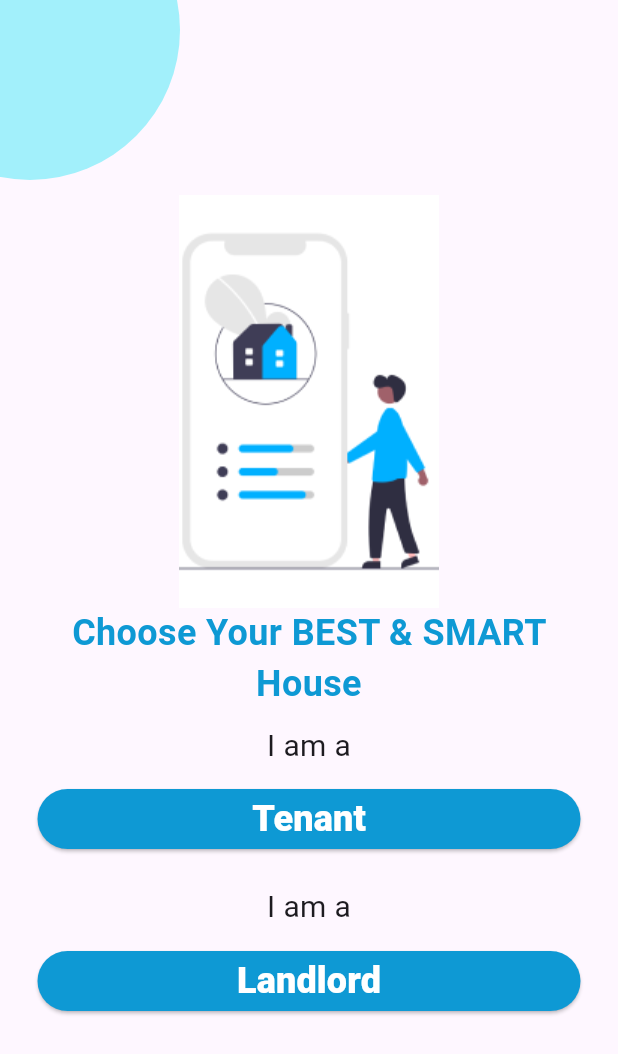
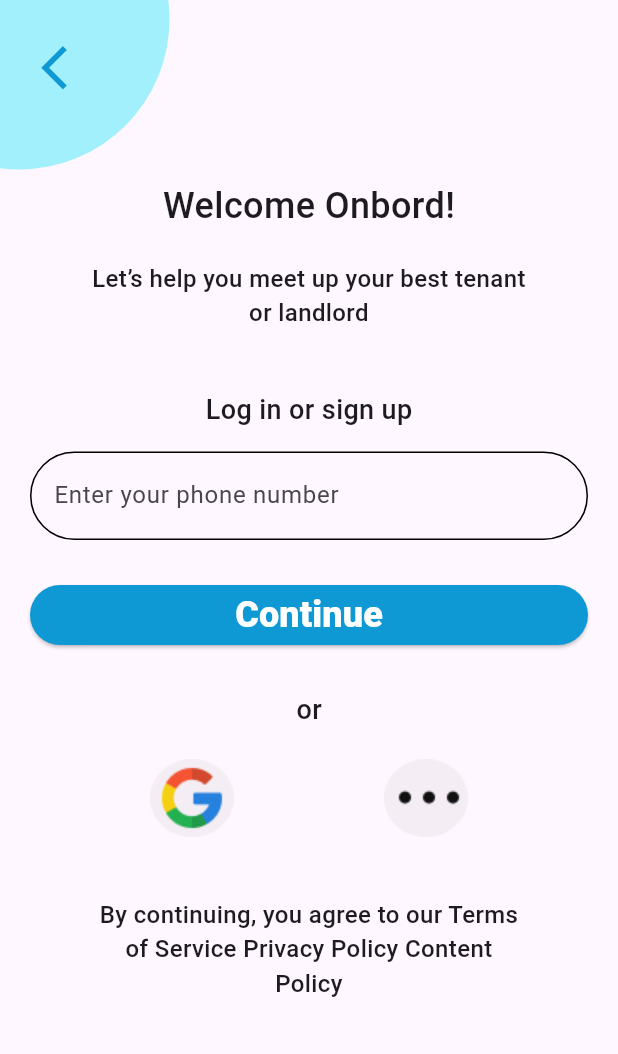
Before and after one commit to Amirapatakil/flutter_hw, a Flutter app: the screen it shows after launch, on a phone screen of 412 x 824 dp. Shown: the top 1054 px of the screen. Run offline on Flutter 3.47's test engine with Material 3 defaults, Android fonts, the phone set to English and light mode, and no system bars; our stand-ins replace shared_preferences.

Commit message:
add second page

```diff
--- a/flutter_hw/lib/app_assets.dart
+++ b/flutter_hw/lib/app_assets.dart
@@ -1,3 +1,5 @@
 class AppAssets {
   static const String homeScreenImage = 'assets/images/home_screen.png';
+  static const String group2 = 'assets/images/Group 2.png';
+  static const String group3 = 'assets/images/Group 3.png';
 }
--- a/flutter_hw/lib/app_dimens.dart
+++ b/flutter_hw/lib/app_dimens.dart
@@ -1,5 +1,9 @@
 class AppDimens {
-  static const double homeScreenCirclePadding = -80;
+  static const double homeScreenCirclePadding = -87;
   static const double homeScreenCircleRadius = 200;
   static const double appButttonPadding = 15;
+  static const double backArrowPadding = -55;
+  static const double secondPageTextFieldAndElB = 20;
+  static const double secondPageBottomTextPadding = 65;
+  static const double secondPageTextPadding = 55;
 }
--- a/flutter_hw/lib/main.dart
+++ b/flutter_hw/lib/main.dart
@@ -1,5 +1,5 @@
 import 'package:flutter/material.dart';
-import 'package:flutter_hw/verstka/screens/first_page.dart';
+import 'package:flutter_hw/verstka/screens/second_page.dart';
 
 void main() {
   runApp(const MyApp());
@@ -12,7 +12,7 @@ class MyApp extends StatelessWidget {
   Widget build(BuildContext context) {
     return const MaterialApp(
       debugShowCheckedModeBanner: false,
-      home: FirstPage(),
+      home: SecondPage(),
     );
   }
 }
--- a/flutter_hw/lib/verstka/app_theme/app_colors.dart
+++ b/flutter_hw/lib/verstka/app_theme/app_colors.dart
@@ -4,5 +4,6 @@ class AppColors {
   static const Color homeSreenCircle = Color(0xffA2F0FB);
   static const Color homeSreenMainText = Color(0xff0E99D4);
   static const Color homescreenButton = Color(0xff0E99D4);
-  static const Color homescreenButtonText = Color(0xffFFFFFF);
+  static const Color ButtonText = Color(0xffFFFFFF);
+  static const Color backArrow = Color(0xff0E99D4);
 }
--- a/flutter_hw/lib/verstka/app_theme/app_text_styles.dart
+++ b/flutter_hw/lib/verstka/app_theme/app_text_styles.dart
@@ -7,4 +7,12 @@ class AppTextStyles {
       TextStyle(fontSize: 24, fontWeight: FontWeight.w800);
   static const TextStyle s20w400 =
       TextStyle(fontSize: 20, fontWeight: FontWeight.w400);
+  static const TextStyle s24w500 =
+      TextStyle(fontSize: 24, fontWeight: FontWeight.w500);
+  static const TextStyle s16w500 =
+      TextStyle(fontSize: 16, fontWeight: FontWeight.w500);
+  static const TextStyle s18w500 =
+      TextStyle(fontSize: 18, fontWeight: FontWeight.w500);
+  static const TextStyle s18w400 =
+      TextStyle(fontSize: 18, fontWeight: FontWeight.w400);
 }
--- a/flutter_hw/lib/verstka/screens/second_page.dart
+++ b/flutter_hw/lib/verstka/screens/second_page.dart
@@ -0,0 +1,77 @@
+import 'package:flutter/material.dart';
+import 'package:flutter/widgets.dart';
+import 'package:flutter_hw/app_assets.dart';
+import 'package:flutter_hw/app_dimens.dart';
+import 'package:flutter_hw/verstka/app_theme/app_text_styles.dart';
+import 'package:flutter_hw/verstka/widgets/app_scaffold.dart';
+import 'package:flutter_hw/verstka/widgets/second_page_ele_button.dart';
+import 'package:flutter_hw/verstka/widgets/second_page_text.dart';
+import 'package:flutter_hw/verstka/widgets/second_page_textfield.dart';
+
+class SecondPage extends StatefulWidget {
+  const SecondPage({super.key});
+
+  @override
+  State<SecondPage> createState() => _SecondPageState();
+}
+
+class _SecondPageState extends State<SecondPage> {
+  final secondPageController = TextEditingController();
+
+  @override
+  Widget build(BuildContext context) {
+    return AppScaffold(
+      isBackButtonVisible: true,
+      child: Padding(
+        padding: const EdgeInsets.symmetric(vertical: 120),
+        child: Column(
+          children: [
+            const SecondPageText(),
+            SecondPageTextField(
+              style: AppTextStyles.s18w400,
+              controller: secondPageController,
+              labelText: 'Enter your phone number',
+              validator: (value) {
+                return null;
+              },
+            ),
+            const SizedBox(
+              height: 26,
+            ),
+            const SecondPageElevatedButton(),
+            const SizedBox(
+              height: 26,
+            ),
+            const Text(
+              'or',
+              style: AppTextStyles.s18w500,
+            ),
+            const SizedBox(
+              height: 20,
+            ),
+            Row(mainAxisAlignment: MainAxisAlignment.center, children: [
+              Image.asset(AppAssets.group3),
+              const SizedBox(
+                width: 100,
+              ),
+              Image.asset(AppAssets.group2),
+            ]),
+            const SizedBox(
+              height: 40,
+            ),
+            const Padding(
+              padding: EdgeInsets.symmetric(
+                horizontal: AppDimens.secondPageBottomTextPadding,
+              ),
+              child: Text(
+                textAlign: TextAlign.center,
+                'By continuing, you agree to our Terms of Service Privacy Policy Content Policy',
+                style: AppTextStyles.s16w500,
+              ),
+            ),
+          ],
+        ),
+      ),
+    );
+  }
+}
--- a/flutter_hw/lib/verstka/screens/third_page.dart
+++ b/flutter_hw/lib/verstka/screens/third_page.dart
@@ -0,0 +1,15 @@
+import 'package:flutter/material.dart';
+
+class ThitdPage extends StatefulWidget {
+  const ThitdPage({super.key});
+
+  @override
+  State<ThitdPage> createState() => _ThitdPageState();
+}
+
+class _ThitdPageState extends State<ThitdPage> {
+  @override
+  Widget build(BuildContext context) {
+    return const Placeholder();
+  }
+}
--- a/flutter_hw/lib/verstka/widgets/app_buttons.dart
+++ b/flutter_hw/lib/verstka/widgets/app_buttons.dart
@@ -28,7 +28,7 @@ class AppButton extends StatelessWidget {
         child: Text(
           text,
           style: AppTextStyles.s24w800.copyWith(
-            color: AppColors.homescreenButtonText,
+            color: AppColors.ButtonText,
           ),
         ),
       ),
--- /dev/null
+++ b/flutter_hw/lib/verstka/widgets/app_scaffold.dart
@@ -0,0 +1,66 @@
+import 'package:flutter/material.dart';
+import 'package:flutter_hw/app_dimens.dart';
+import 'package:flutter_hw/verstka/app_theme/app_colors.dart';
+import 'package:flutter_hw/verstka/screens/first_page.dart';
+
+class AppScaffold extends StatelessWidget {
+  const AppScaffold({
+    super.key,
+    required this.child,
+    this.isBackButtonVisible = false,
+  });
+  final Widget child;
+  final bool isBackButtonVisible;
+  @override
+  Widget build(BuildContext context) {
+    return Scaffold(
+      body: SafeArea(
+        child: Stack(
+          children: [
+            Positioned(
+              left: AppDimens.homeScreenCirclePadding,
+              top: AppDimens.homeScreenCirclePadding,
+              child: Container(
+                width: AppDimens.homeScreenCircleRadius,
+                height: AppDimens.homeScreenCircleRadius,
+                decoration: const BoxDecoration(
+                  color: AppColors.homeSreenCircle,
+                  shape: BoxShape.circle,
+                ),
+              ),
+            ),
+            Visibility(
+              visible: isBackButtonVisible,
+              child: Positioned(
+                top: AppDimens.backArrowPadding,
+                left: AppDimens.backArrowPadding,
+                child: SizedBox(
+                  width: AppDimens.homeScreenCircleRadius,
+                  height: AppDimens.homeScreenCircleRadius,
+                  child: InkWell(
+                    onTap: () {
+                      Navigator.push(
+                          context,
+                          MaterialPageRoute(
+                              builder: (context) => const FirstPage()));
+                    },
+                    child: const Icon(
+                      Icons.arrow_back_ios,
+                      size: 35,
+                      color: AppColors.backArrow,
+                    ),
+                  ),
+                ),
+              ),
+            ),
+            SizedBox(
+              width: double.infinity,
+              height: double.infinity,
+              child: child,
+            ),
+          ],
+        ),
+      ),
+    );
+  }
+}
--- /dev/null
+++ b/flutter_hw/lib/verstka/widgets/second_page_ele_button.dart
@@ -0,0 +1,29 @@
+import 'package:flutter/material.dart';
+import 'package:flutter_hw/app_dimens.dart';
+import 'package:flutter_hw/verstka/app_theme/app_colors.dart';
+import 'package:flutter_hw/verstka/app_theme/app_text_styles.dart';
+
+class SecondPageElevatedButton extends StatelessWidget {
+  const SecondPageElevatedButton({super.key});
+
+  @override
+  Widget build(BuildContext context) {
+    return SizedBox(
+      width: double.infinity,
+      child: Padding(
+        padding: const EdgeInsets.symmetric(
+          horizontal: AppDimens.secondPageTextFieldAndElB,
+        ),
+        child: ElevatedButton(
+          style: ElevatedButton.styleFrom(
+              backgroundColor: AppColors.homescreenButton),
+          onPressed: () {},
+          child: Text(
+            'Continue',
+            style: AppTextStyles.s24w800.copyWith(color: AppColors.ButtonText),
+          ),
+        ),
+      ),
+    );
+  }
+}
--- /dev/null
+++ b/flutter_hw/lib/verstka/widgets/second_page_text.dart
@@ -0,0 +1,49 @@
+import 'package:flutter/material.dart';
+import 'package:flutter_hw/app_dimens.dart';
+import 'package:flutter_hw/verstka/app_theme/app_text_styles.dart';
+import 'package:flutter_hw/verstka/screens/third_page.dart';
+
+class SecondPageText extends StatelessWidget {
+  const SecondPageText({super.key});
+
+  @override
+  Widget build(BuildContext context) {
+    return Padding(
+      padding: const EdgeInsets.symmetric(
+        horizontal: AppDimens.secondPageTextPadding,
+      ),
+      child: Column(
+        children: [
+          const Text(
+            'Welcome Onbord!',
+            style: AppTextStyles.s24w500,
+          ),
+          const SizedBox(
+            height: 20,
+          ),
+          const Text(
+            textAlign: TextAlign.center,
+            'Let’s help you meet up your best tenant or landlord',
+            style: AppTextStyles.s16w500,
+          ),
+          const SizedBox(
+            height: 40,
+          ),
+          InkWell(
+            onTap: () {
+              Navigator.push(context,
+                  MaterialPageRoute(builder: (context) => const ThitdPage()));
+            },
+            child: const Text(
+              'Log in or sign up',
+              style: AppTextStyles.s18w500,
+            ),
+          ),
+          SizedBox(
+            height: 15,
+          ),
+        ],
+      ),
+    );
+  }
+}
--- /dev/null
+++ b/flutter_hw/lib/verstka/widgets/second_page_textfield.dart
@@ -0,0 +1,55 @@
+import 'package:flutter/material.dart';
+import 'package:flutter_hw/app_dimens.dart';
+
+class SecondPageTextField extends StatefulWidget {
+  const SecondPageTextField({
+    required this.controller,
+    this.validator,
+    required this.labelText,
+    this.keyboardType,
+    required this.style,
+    super.key,
+  });
+  final TextEditingController controller;
+  final String? Function(String?)? validator;
+  final String? labelText;
+  final TextInputType? keyboardType;
+  final TextStyle style;
+
+  @override
+  State<SecondPageTextField> createState() => _SecondPageTextFieldState();
+}
+
+class _SecondPageTextFieldState extends State<SecondPageTextField> {
+  @override
+  Widget build(BuildContext context) {
+    return Padding(
+      padding: const EdgeInsets.symmetric(
+        horizontal: AppDimens.secondPageTextFieldAndElB,
+      ),
+      child: TextFormField(
+        style: widget.style,
+        controller: widget.controller,
+        validator: widget.validator,
+        keyboardType: widget.keyboardType,
+        decoration: InputDecoration(
+          labelText: widget.labelText,
+          enabledBorder: OutlineInputBorder(
+            borderRadius: BorderRadius.circular(100),
+          ),
+          focusedBorder: OutlineInputBorder(
+            borderRadius: BorderRadius.circular(100),
+          ),
+          focusedErrorBorder: OutlineInputBorder(
+            borderRadius: BorderRadius.circular(100),
+            borderSide: const BorderSide(color: Colors.red),
+          ),
+          errorBorder: OutlineInputBorder(
+            borderRadius: BorderRadius.circular(100),
+            borderSide: const BorderSide(color: Colors.red),
+          ),
+        ),
+      ),
+    );
+  }
+}
--- a/flutter_hw/pubspec.yaml
+++ b/flutter_hw/pubspec.yaml
@@ -62,6 +62,9 @@ flutter:
   # To add assets to your application, add an assets section, like this:
   assets:
     - assets/images/
+    - assets/images/
+
+
 
   # An image asset can refer to one or more resolution-specific "variants", see
   # https://flutter.dev/assets-and-images/#resolution-aware
```
Also changed, not shown: flutter_hw/assets/images/Group 2.png (added), flutter_hw/assets/images/Group 3.png (added), flutter_hw/lib/verstka/widgets/second_page_image.dart (added).
